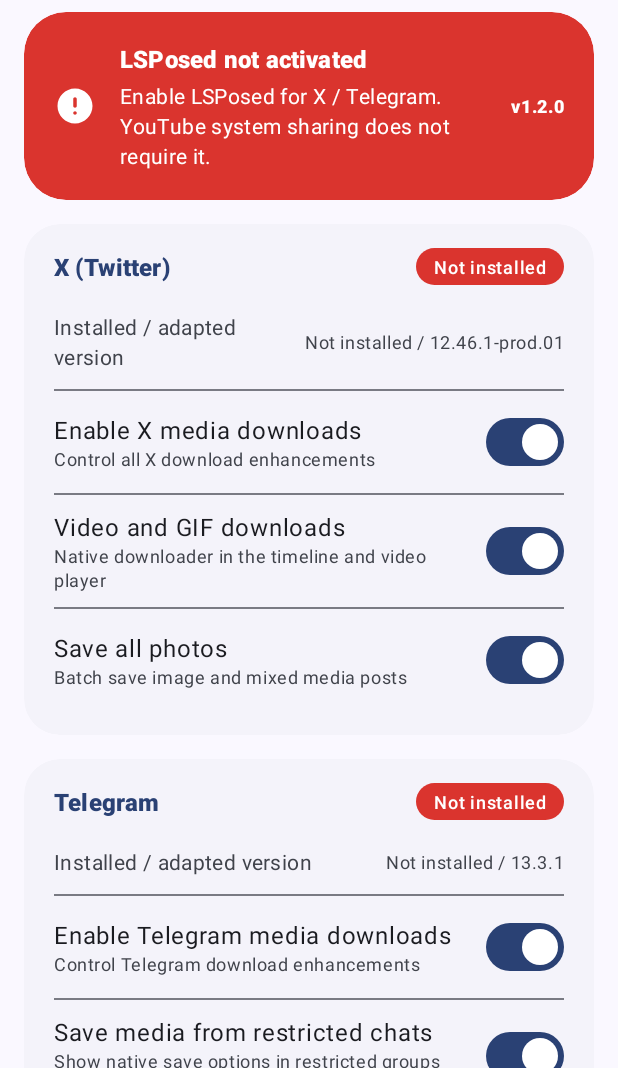
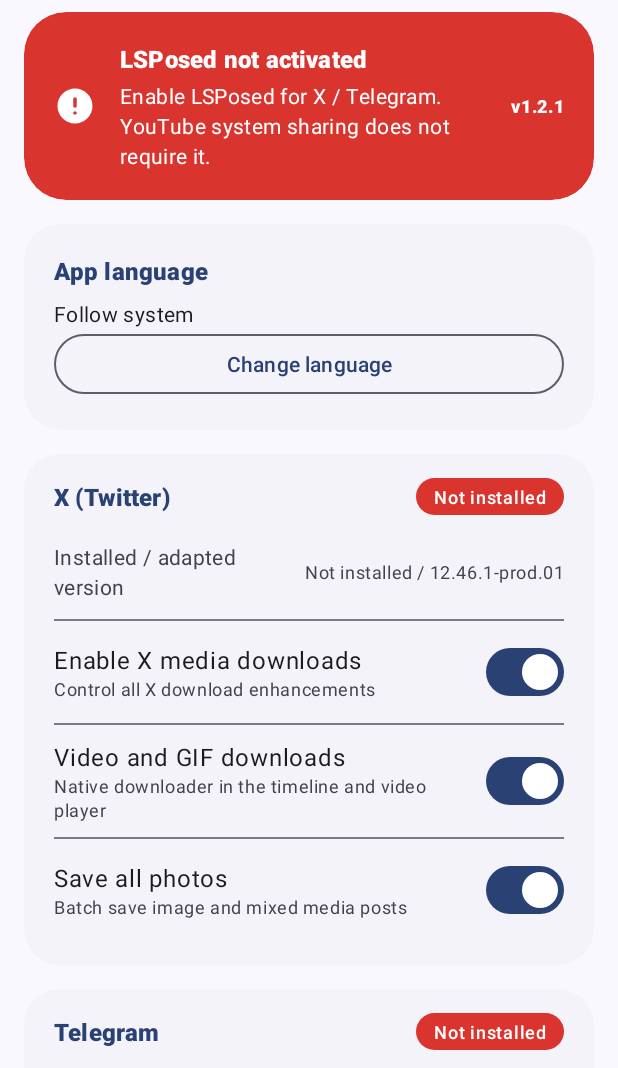
Before and after one commit to IamMapleZeng/Maple-Media-Saver, an Android app built with Jetpack Compose: the screen it shows after launch (MainActivity), on a phone screen of 412 x 824 dp, the part 168-1236 px from its top. Run offline under Robolectric (Android 15) with nearby library versions, the phone set to English and light mode, and no system bars.

Commit message:
Release v1.2.1: refresh three-platform icon and add app language settings

```diff
--- a/app/build.gradle
+++ b/app/build.gradle
@@ -6,8 +6,8 @@ android {
         applicationId 'io.github.iammaplezeng.xtgmediasaver'
         minSdk 29
         targetSdk 35
-        versionCode 10200
-        versionName '1.2.0'
+        versionCode 10201
+        versionName '1.2.1'
         testInstrumentationRunner 'io.github.iammaplezeng.xtgmediasaver.SmokeInstrumentation'
     }
     buildFeatures { buildConfig true }
--- a/app/src/main/AndroidManifest.xml
+++ b/app/src/main/AndroidManifest.xml
@@ -13,6 +13,7 @@
         android:allowBackup="false"
         android:icon="@mipmap/ic_launcher"
         android:label="@string/app_name"
+        android:localeConfig="@xml/locale_config"
         android:roundIcon="@mipmap/ic_launcher"
         android:supportsRtl="true"
         android:theme="@style/Theme.XTGMediaSaver">
@@ -21,6 +22,10 @@
         <meta-data android:name="xposedminversion" android:value="82" />
         <meta-data android:name="xposedscope" android:resource="@array/xposed_scope" />
         <meta-data android:name="xposedsharedprefs" android:value="true" />
+        <service android:name="androidx.appcompat.app.AppLocalesMetadataHolderService"
+            android:enabled="false" android:exported="false">
+            <meta-data android:name="autoStoreLocales" android:value="true" />
+        </service>
         <activity android:name=".MainActivity" android:exported="true">
             <intent-filter>
                 <action android:name="android.intent.action.MAIN" />
--- /dev/null
+++ b/app/src/main/java/io/github/iammaplezeng/xtgmediasaver/LanguageSettings.kt
@@ -0,0 +1,18 @@
+package io.github.iammaplezeng.xtgmediasaver
+
+import androidx.appcompat.app.AppCompatDelegate
+import androidx.core.os.LocaleListCompat
+
+/** AppCompat stores the selection and syncs it with Android 13+ app language settings. */
+internal object LanguageSettings {
+    private val tags = listOf("", "zh-Hans", "en")
+    fun selectedIndex(): Int = when (AppCompatDelegate.getApplicationLocales()[0]?.language) {
+        "zh" -> 1
+        "en" -> 2
+        else -> 0
+    }
+    fun select(index: Int) {
+        val tag = tags.getOrNull(index) ?: return
+        AppCompatDelegate.setApplicationLocales(LocaleListCompat.forLanguageTags(tag))
+    }
+}
--- a/app/src/main/java/io/github/iammaplezeng/xtgmediasaver/MainActivity.kt
+++ b/app/src/main/java/io/github/iammaplezeng/xtgmediasaver/MainActivity.kt
@@ -15,6 +15,7 @@ import com.google.android.material.card.MaterialCardView
 import com.google.android.material.color.DynamicColors
 import com.google.android.material.color.MaterialColors
 import com.google.android.material.materialswitch.MaterialSwitch
+import com.google.android.material.dialog.MaterialAlertDialogBuilder
 import io.github.iammaplezeng.xtgmediasaver.youtube.YouTubeShareActivity
 import io.github.iammaplezeng.xtgmediasaver.youtube.YouTubeDownloadService
 
@@ -37,9 +38,22 @@ class MainActivity : AppCompatActivity() {
         }
         findViewById<TextView>(R.id.value_module_version).text = "v${BuildConfig.VERSION_NAME}"
         bindSwitches()
+        bindLanguageSetting()
         refreshStatuses()
     }
     override fun onResume() { super.onResume(); refreshStatuses() }
+
+    private fun bindLanguageSetting() {
+        val options = arrayOf(getString(R.string.language_system), getString(R.string.language_chinese), getString(R.string.language_english))
+        findViewById<TextView>(R.id.language_value).text = options[LanguageSettings.selectedIndex()]
+        findViewById<View>(R.id.button_language).setOnClickListener {
+            MaterialAlertDialogBuilder(this).setTitle(R.string.language_title)
+                .setSingleChoiceItems(options, LanguageSettings.selectedIndex()) { dialog, index ->
+                    dialog.dismiss()
+                    LanguageSettings.select(index)
+                }.setNegativeButton(android.R.string.cancel, null).show()
+        }
+    }
 
     private fun bindSwitches() {
         val xVideo = bindSwitch(R.id.switch_x_video, ModulePrefs.KEY_X_VIDEO)
--- a/app/src/main/res/layout/activity_main.xml
+++ b/app/src/main/res/layout/activity_main.xml
@@ -106,6 +106,8 @@
                 </LinearLayout>
 
             </com.google.android.material.card.MaterialCardView>
+
+            <include layout="@layout/card_language" />
 
             <!-- Platform 1: X (Twitter) Configuration Card -->
             <com.google.android.material.card.MaterialCardView
--- /dev/null
+++ b/app/src/main/res/layout/card_language.xml
@@ -0,0 +1,14 @@
+<?xml version="1.0" encoding="utf-8"?>
+<com.google.android.material.card.MaterialCardView xmlns:android="http://schemas.android.com/apk/res/android"
+    xmlns:app="http://schemas.android.com/apk/res-auto" style="?attr/materialCardViewFilledStyle"
+    android:layout_width="match_parent" android:layout_height="wrap_content" android:layout_marginTop="16dp"
+    app:cardBackgroundColor="?attr/colorSurfaceContainerLow" app:cardCornerRadius="24dp" app:cardElevation="0dp">
+    <LinearLayout android:layout_width="match_parent" android:layout_height="wrap_content" android:orientation="vertical" android:padding="20dp">
+        <TextView android:layout_width="match_parent" android:layout_height="wrap_content" android:text="@string/language_title"
+            android:textAppearance="?attr/textAppearanceTitleMedium" android:textColor="?attr/colorPrimary" android:textStyle="bold" />
+        <TextView android:id="@+id/language_value" android:layout_width="match_parent" android:layout_height="wrap_content"
+            android:paddingTop="8dp" android:textAppearance="?attr/textAppearanceBodyMedium" />
+        <com.google.android.material.button.MaterialButton android:id="@+id/button_language" style="?attr/materialButtonOutlinedStyle"
+            android:layout_width="match_parent" android:layout_height="wrap_content" android:text="@string/language_change" />
+    </LinearLayout>
+</com.google.android.material.card.MaterialCardView>
--- a/app/src/main/res/mipmap-anydpi-v26/ic_launcher.xml
+++ b/app/src/main/res/mipmap-anydpi-v26/ic_launcher.xml
@@ -1,5 +1,5 @@
 <?xml version="1.0" encoding="utf-8"?>
 <adaptive-icon xmlns:android="http://schemas.android.com/apk/res/android">
     <background android:drawable="@color/icon_background" />
-    <foreground android:drawable="@drawable/ic_launcher_foreground" />
+    <foreground android:drawable="@drawable/ic_launcher_platforms" />
 </adaptive-icon>
--- /dev/null
+++ b/app/src/main/res/values/language_strings.xml
@@ -0,0 +1,8 @@
+<?xml version="1.0" encoding="utf-8"?>
+<resources>
+    <string name="language_title">App language</string>
+    <string name="language_system">Follow system</string>
+    <string name="language_chinese" translatable="false">中文</string>
+    <string name="language_english" translatable="false">English</string>
+    <string name="language_change">Change language</string>
+</resources>
--- /dev/null
+++ b/app/src/main/res/xml/locale_config.xml
@@ -0,0 +1,6 @@
+<?xml version="1.0" encoding="utf-8"?>
+<locale-config xmlns:android="http://schemas.android.com/apk/res/android">
+    <locale android:name="en" />
+    <locale android:name="zh-Hans" />
+    <locale android:name="zh-Hant" />
+</locale-config>
```
Also changed, not shown: app/src/main/res/drawable/ic_launcher_foreground.xml (deleted, +0 -41 lines), app/src/main/res/drawable/ic_launcher_platforms.xml (added, +14 -0 lines), 6 other files.
